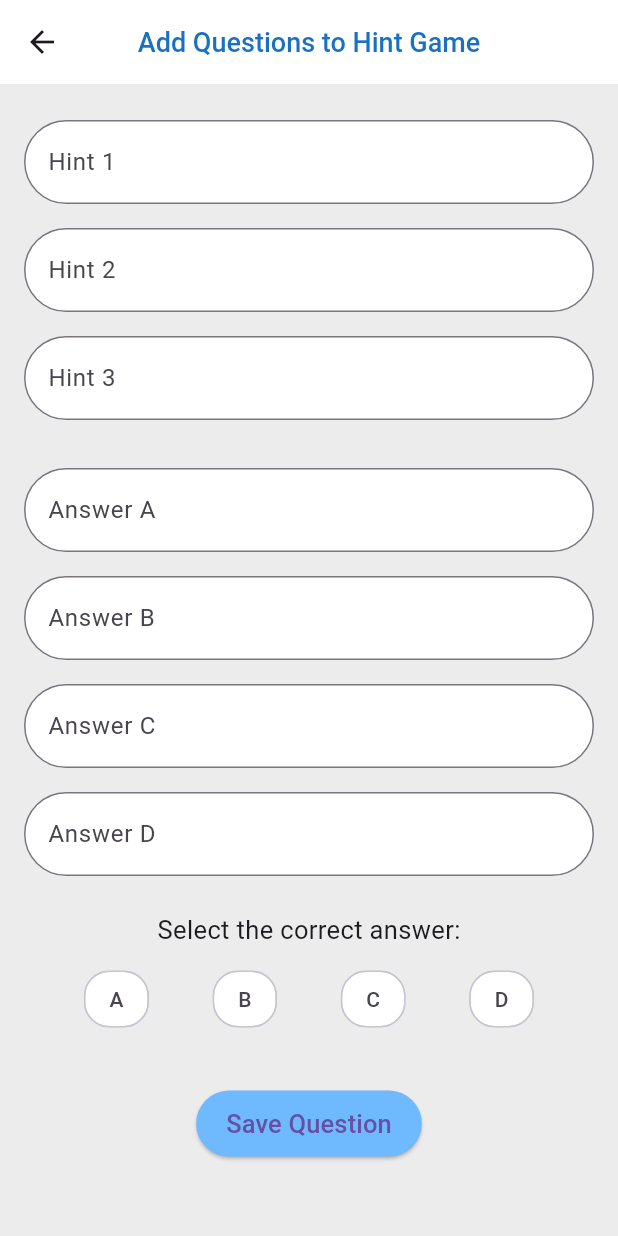
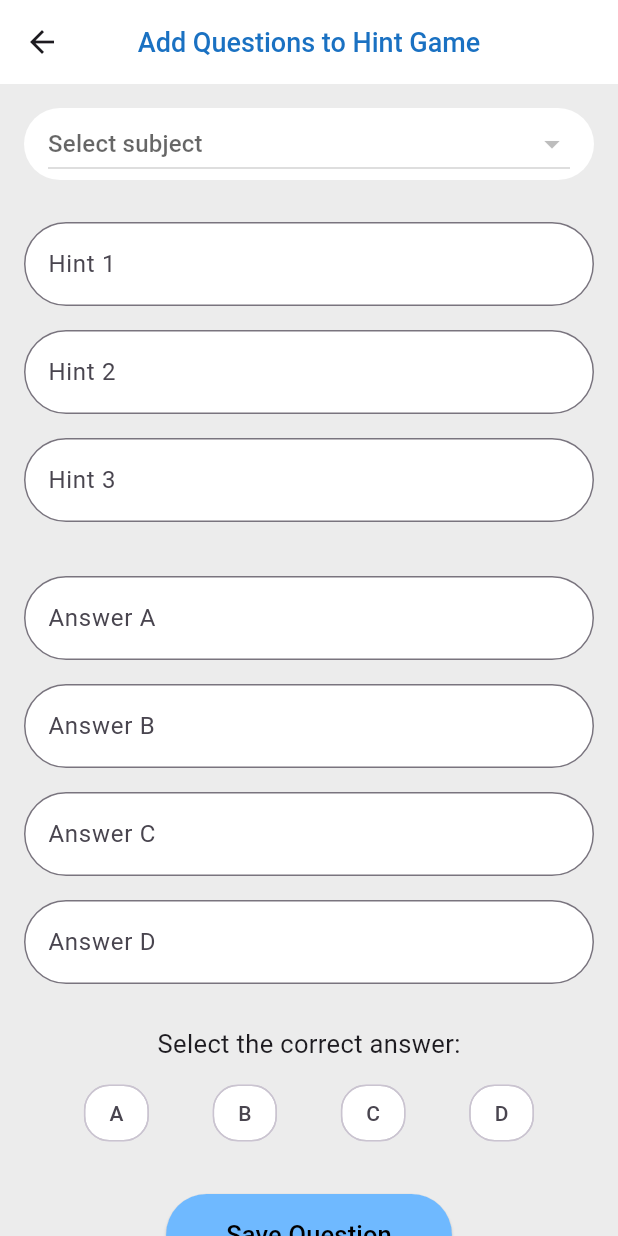
Before and after one commit to saf-24/gamify_project, a Flutter app: the GamifyPage screen opened directly, on a phone screen of 412 x 824 dp. Run offline on Flutter 3.47's test engine with Material 3 defaults, Android fonts, the light colour scheme and no system bars; our stand-ins replace cloud_firestore, firebase_auth, firebase_core, percent_indicator; accounts and stored records are empty.

Commit message:
i added one page and two edit

```diff
--- a/lib/Abdulhadi/Screens/abdulhadi_AddHint_page.dart
+++ b/lib/Abdulhadi/Screens/abdulhadi_AddHint_page.dart
@@ -24,72 +24,134 @@ class GamifyPage extends StatefulWidget {
 }
 
 class _GamifyPageState extends State<GamifyPage> {
+  String? selectedSubjectId;
+  String? selectedSubjectTitle;
   final List<TextEditingController> hintControllers =
       List.generate(3, (index) => TextEditingController());
   final List<TextEditingController> answerControllers =
       List.generate(4, (index) => TextEditingController());
   final ValueNotifier<int?> selectedAnswerIndex = ValueNotifier<int?>(null);
 
-  void saveToFirestore() {
+  Future<void> saveToFirestore() async {
+    if (selectedSubjectId == null) {
+      ScaffoldMessenger.of(context).showSnackBar(
+        const SnackBar(content: Text("Please select the subject first")),
+      );
+      return;
+    }
+
     if (selectedAnswerIndex.value == null) {
       ScaffoldMessenger.of(context).showSnackBar(
-        SnackBar(content: Text('Please select the correct answer.')),
+        const SnackBar(content: Text("Please select the correct answer")),
       );
       return;
     }
 
     final data = {
-      'Hint1': hintControllers[0].text,
-      'Hint2': hintControllers[1].text,
-      'Hint3': hintControllers[2].text,
-      'answer': [
-        answerControllers[0].text,
-        answerControllers[1].text,
-        answerControllers[2].text,
-        answerControllers[3].text,
-      ],
-      'correctAnswer': selectedAnswerIndex.value,
+      'subject_id': selectedSubjectId,
+      'subject_title': selectedSubjectTitle,
+      'hints': hintControllers.map((controller) => controller.text).toList(),
+      'answers':
+          answerControllers.map((controller) => controller.text).toList(),
+      'correct_answer': selectedAnswerIndex.value,
+      'timestamp': FieldValue.serverTimestamp(),
     };
 
-    FirebaseFirestore.instance.collection('Hint_game').add(data).then((_) {
+    try {
+      await FirebaseFirestore.instance.collection('Hint_game').add(data);
+      clearForm();
       ScaffoldMessenger.of(context).showSnackBar(
-        SnackBar(content: Text('Question saved successfully!')),
+        const SnackBar(content: Text('Question saved successfully')),
       );
-    }).catchError((error) {
+    } catch (e) {
       ScaffoldMessenger.of(context).showSnackBar(
-        SnackBar(content: Text('Failed to save question: $error')),
+        SnackBar(content: Text('Save error: $e')),
       );
+    }
+  }
+
+  void clearForm() {
+    for (var controller in hintControllers) {
+      controller.clear();
+    }
+    for (var controller in answerControllers) {
+      controller.clear();
+    }
+    selectedAnswerIndex.value = null;
+    setState(() {
+      selectedSubjectId = null;
+      selectedSubjectTitle = null;
     });
   }
 
   @override
   Widget build(BuildContext context) {
     return Scaffold(
-      backgroundColor: const Color.fromARGB(255, 236, 236, 236),
+      backgroundColor: const Color(0xFFECECEC),
       appBar: AppBar(
         centerTitle: true,
-        title: Text(
-          'Add Questions to Hint Game',
+        title: const Text(
+          "Add Questions to Hint Game",
           style: TextStyle(
             fontSize: 18,
-            color: const Color.fromARGB(255, 26, 113, 194),
+            color: Color(0xFF1A71C2),
             fontWeight: FontWeight.w500,
           ),
         ),
-        backgroundColor: const Color.fromARGB(255, 255, 255, 255),
+        backgroundColor: Colors.white,
       ),
       body: SingleChildScrollView(
         padding: const EdgeInsets.all(16.0),
         child: Column(
           crossAxisAlignment: CrossAxisAlignment.start,
           children: [
-            // Hint Fields
+            StreamBuilder<QuerySnapshot>(
+              stream:
+                  FirebaseFirestore.instance.collection('subjects').snapshots(),
+              builder: (context, snapshot) {
+                if (snapshot.hasError) {
+                  return const Text("There was an error loading the material");
+                }
+
+                if (snapshot.connectionState == ConnectionState.waiting) {
+                  return const Center(child: CircularProgressIndicator());
+                }
+
+                final subjects = snapshot.data!.docs;
+
+                return Container(
+                  decoration: BoxDecoration(
+                    borderRadius: BorderRadius.circular(28),
+                    color: Colors.white,
+                  ),
+                  padding: const EdgeInsets.symmetric(horizontal: 16),
+                  child: DropdownButton<String>(
+                    isExpanded: true,
+                    value: selectedSubjectId,
+                    hint: const Text("Select subject"),
+                    items: subjects.map((doc) {
+                      final data = doc.data() as Map<String, dynamic>;
+                      return DropdownMenuItem<String>(
+                        value: doc.id,
+                        child: Text(data['title'] ?? "no title"),
+                        onTap: () => selectedSubjectTitle = data['title'],
+                      );
+                    }).toList(),
+                    onChanged: (value) =>
+                        setState(() => selectedSubjectId = value),
+                  ),
+                );
+              },
+            ),
+
+            const SizedBox(height: 20),
+
             ...List.generate(3, (index) {
               return Padding(
                 padding: const EdgeInsets.symmetric(vertical: 8.0),
                 child: Container(
                   decoration: BoxDecoration(
-                    borderRadius: const BorderRadius.all(Radius.circular(28.0)),
+                    borderRadius: BorderRadius.circular(28),
                     color: Colors.white,
                   ),
                   child: TextField(
@@ -97,22 +159,23 @@ class _GamifyPageState extends State<GamifyPage> {
                     decoration: InputDecoration(
                       labelText: 'Hint ${index + 1}',
                       border: OutlineInputBorder(
-                        borderRadius: const BorderRadius.all(Radius.circular(28.0)),
+                        borderRadius: BorderRadius.circular(28),
                       ),
                     ),
                   ),
                 ),
               );
             }),
-            SizedBox(height: 16),
 
-            // Answer Text Fields
+            const SizedBox(height: 20),
+
+            // Answer field
             ...List.generate(4, (index) {
               return Padding(
                 padding: const EdgeInsets.symmetric(vertical: 8.0),
                 child: Container(
                   decoration: BoxDecoration(
-                    borderRadius: const BorderRadius.all(Radius.circular(28.0)),
+                    borderRadius: BorderRadius.circular(28),
                     color: Colors.white,
                   ),
                   child: TextField(
@@ -120,7 +183,7 @@ class _GamifyPageState extends State<GamifyPage> {
                     decoration: InputDecoration(
                       labelText: 'Answer ${String.fromCharCode(65 + index)}',
                       border: OutlineInputBorder(
-                        borderRadius: const BorderRadius.all(Radius.circular(28.0)),
+                        borderRadius: BorderRadius.circular(28),
                       ),
                     ),
                   ),
@@ -128,16 +191,15 @@ class _GamifyPageState extends State<GamifyPage> {
               );
             }),
 
-            SizedBox(height: 16),
-
-            Center(
+            const SizedBox(height: 20),
+            const Center(
               child: Text(
-                'Select the correct answer:',
+                "Select the correct answer:",
                 style: TextStyle(fontSize: 17),
               ),
             ),
 
-            SizedBox(height: 10),
+            const SizedBox(height: 10),
 
             ValueListenableBuilder<int?>(
               valueListenable: selectedAnswerIndex,
@@ -147,42 +209,37 @@ class _GamifyPageState extends State<GamifyPage> {
                   children: List.generate(4, (index) {
                     return ChoiceChip(
                       shape: RoundedRectangleBorder(
-                        borderRadius: BorderRadius.circular(17.0),
+                        borderRadius: BorderRadius.circular(17),
                       ),
-                      backgroundColor: const Color.fromARGB(255, 255, 255, 255),
+                      backgroundColor: Colors.white,
                       label: Text(String.fromCharCode(65 + index)),
                       selected: value == index,
                       onSelected: (selected) {
                         if (selected) selectedAnswerIndex.value = index;
                       },
-                      selectedColor: const Color.fromARGB(255, 154, 206, 255),
+                      selectedColor: const Color(0xFF9ACDFF),
                     );
                   }),
                 );
               },
             ),
 
-            SizedBox(height: 35),
+            const SizedBox(height: 30),
 
             Center(
               child: ElevatedButton(
-                style: ButtonStyle(
-                  backgroundColor: MaterialStateProperty.all(
-                    const Color.fromARGB(255, 111, 185, 255),
-                  ),
-                  padding: MaterialStateProperty.all(
-                    const EdgeInsets.fromLTRB(20, 10, 20, 10),
-                  ),
-                  shape: MaterialStateProperty.all(
-                    RoundedRectangleBorder(
-                      borderRadius: BorderRadius.circular(28.0),
-                    ),
+                style: ElevatedButton.styleFrom(
+                  backgroundColor: const Color(0xFF6FB9FF),
+                  padding:
+                      const EdgeInsets.symmetric(horizontal: 40, vertical: 15),
+                  shape: RoundedRectangleBorder(
+                    borderRadius: BorderRadius.circular(28),
                   ),
                 ),
                 onPressed: saveToFirestore,
-                child: Text(
-                  'Save Question',
-                  style: TextStyle(fontSize: 17),
+                child: const Text(
+                  "Save Question",
+                  style: TextStyle(fontSize: 17, color: Colors.black),
                 ),
               ),
             ),
```
Also changed, not shown: lib/Abdulhadi/Screens/abdulhadi_AddBlank.dart (+202 -143 lines), lib/Abdulhadi/Screens/abdulhadi_game_page.dart (+10 -10 lines), lib/Abdulhadi/Screens/brbrly.dart (+48 -50 lines).
